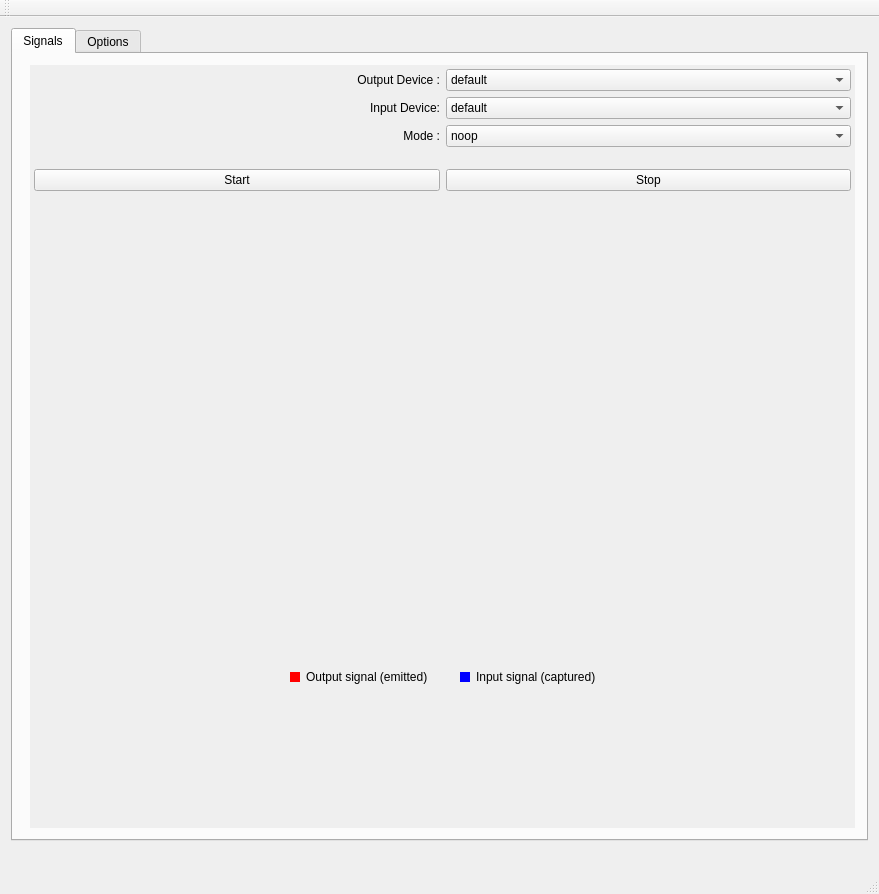
Before: the Qt Designer form src/gui/MainWindow.ui in gavv/signal-estimator, drawn with Qt 5.
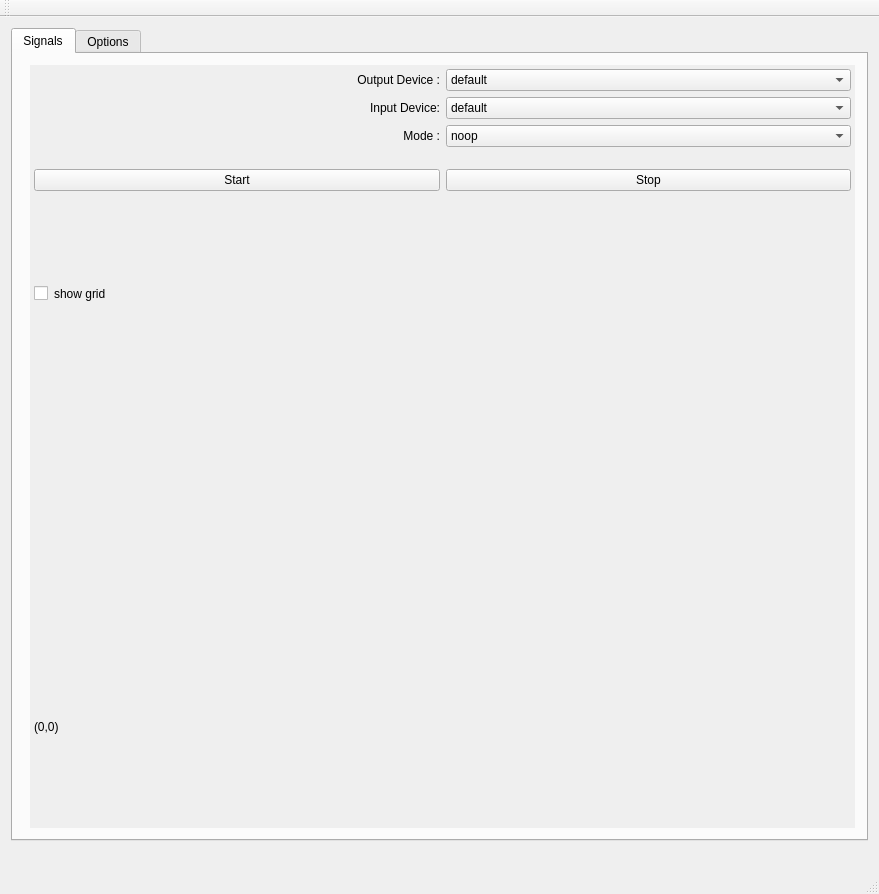
After: the same form once the commit is applied. Custom widgets are drawn as their Qt base class.

```diff
--- a/src/gui/MainWindow.ui
+++ b/src/gui/MainWindow.ui
@@ -194,60 +194,20 @@
              </layout>
             </item>
             <item>
-             <widget class="QFrame" name="frame_3">
-              <property name="minimumSize">
-               <size>
-                <width>0</width>
-                <height>10</height>
-               </size>
-              </property>
-              <property name="maximumSize">
-               <size>
-                <width>16777215</width>
-                <height>10</height>
-               </size>
-              </property>
-              <property name="frameShape">
-               <enum>QFrame::NoFrame</enum>
-              </property>
-              <property name="frameShadow">
-               <enum>QFrame::Raised</enum>
-              </property>
-             </widget>
-            </item>
+             <layout class="QHBoxLayout" name="horizontalLayout_3">
             <item>
-             <widget class="QwtPlot" name="OutputSig">
-              <property name="autoReplot">
-               <bool>false</bool>
-              </property>
+                <widget class ="QCheckBox" name="GridCheckBox">
              </widget>
             </item>
             <item>
-             <widget class="QFrame" name="frame_2">
-              <property name="minimumSize">
-               <size>
-                <width>0</width>
-                <height>10</height>
-               </size>
-              </property>
-              <property name="maximumSize">
-               <size>
-                <width>16777215</width>
-                <height>10</height>
-               </size>
-              </property>
-              <property name="frameShape">
-               <enum>QFrame::NoFrame</enum>
-              </property>
-              <property name="frameShadow">
-               <enum>QFrame::Raised</enum>
-              </property>
+               <widget class="QLabel" name="GridCheckBoxLabel">
+                <property name="text">
+                 <string>&lt;html&gt;&lt;head/&gt;&lt;body&gt;&lt;p&gt;show grid&lt;/p&gt;&lt;/body&gt;&lt;/html&gt;</string>
+                </property>
              </widget>
             </item>
             <item>
-             <layout class="QHBoxLayout" name="horizontalLayout_2">
-              <item>
-               <spacer name="horizontalSpacer">
+               <spacer name="horizontalSpacer_3">
                 <property name="orientation">
                  <enum>Qt::Horizontal</enum>
                 </property>
@@ -259,32 +219,65 @@
                 </property>
                </spacer>
               </item>
+             </layout>
+            </item>
               <item>
-               <widget class="QLabel" name="label_4">
+             <widget class="QFrame" name="frame_3">
                 <property name="minimumSize">
                  <size>
-                  <width>10</width>
+                <width>0</width>
                   <height>10</height>
                  </size>
                 </property>
                 <property name="maximumSize">
                  <size>
-                  <width>10</width>
+                <width>16777215</width>
                   <height>10</height>
                  </size>
                 </property>
-                <property name="styleSheet">
-                 <string notr="true">background-color: red;</string>
-                </property>
-                <property name="text">
-                 <string/>
+              <property name="frameShape">
+               <enum>QFrame::NoFrame</enum>
+              </property>
+              <property name="frameShadow">
+               <enum>QFrame::Raised</enum>
                 </property>
                </widget>
               </item>
               <item>
-               <widget class="QLabel" name="OutputLabel">
+             <widget class="QwtPlot" name="OutputSig">
+              <property name="autoReplot">
+               <bool>false</bool>
+              </property>
+             </widget>
+            </item>
+            <item>
+             <widget class="QFrame" name="frame_2">
+              <property name="minimumSize">
+               <size>
+                <width>0</width>
+                <height>10</height>
+               </size>
+              </property>
+              <property name="maximumSize">
+               <size>
+                <width>16777215</width>
+                <height>10</height>
+               </size>
+              </property>
+              <property name="frameShape">
+               <enum>QFrame::NoFrame</enum>
+              </property>
+              <property name="frameShadow">
+               <enum>QFrame::Raised</enum>
+              </property>
+             </widget>
+            </item>
+            <item>
+             <layout class="QHBoxLayout" name="horizontalLayout_2">
+              <item>
+               <widget class="QLabel" name="CursorPositionLabel">
                 <property name="text">
-                 <string>&lt;html&gt;&lt;head/&gt;&lt;body&gt;&lt;p&gt;Output signal (emitted)&lt;/p&gt;&lt;/body&gt;&lt;/html&gt;</string>
+                 <string>(0,0)</string>
                 </property>
                </widget>
               </item>
@@ -304,35 +297,6 @@
                 </property>
                </widget>
               </item>
-              <item>
-               <widget class="QLabel" name="label_5">
-                <property name="minimumSize">
-                 <size>
-                  <width>10</width>
-                  <height>10</height>
-                 </size>
-                </property>
-                <property name="maximumSize">
-                 <size>
-                  <width>10</width>
-                  <height>10</height>
-                 </size>
-                </property>
-                <property name="styleSheet">
-                 <string notr="true">background-color: blue;</string>
-                </property>
-                <property name="text">
-                 <string/>
-                </property>
-               </widget>
-              </item>
-              <item>
-               <widget class="QLabel" name="label_6">
-                <property name="text">
-                 <string>Input signal (captured)</string>
-                </property>
-               </widget>
-              </item>
               <item>
                <spacer name="horizontalSpacer_2">
                 <property name="orientation">
```
Lines whose indentation alone changed are shown as unchanged.
